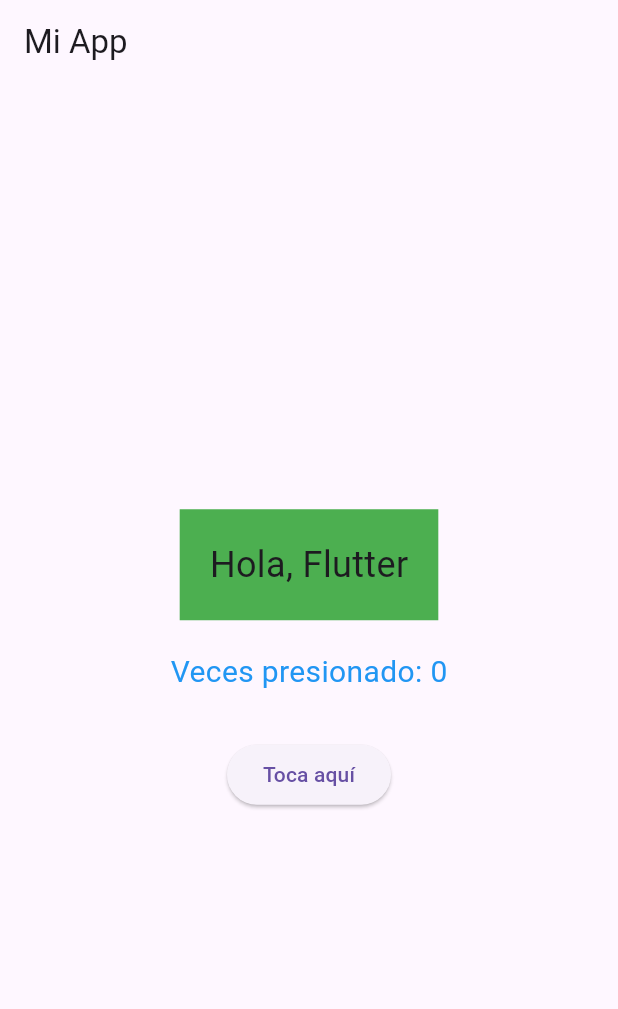
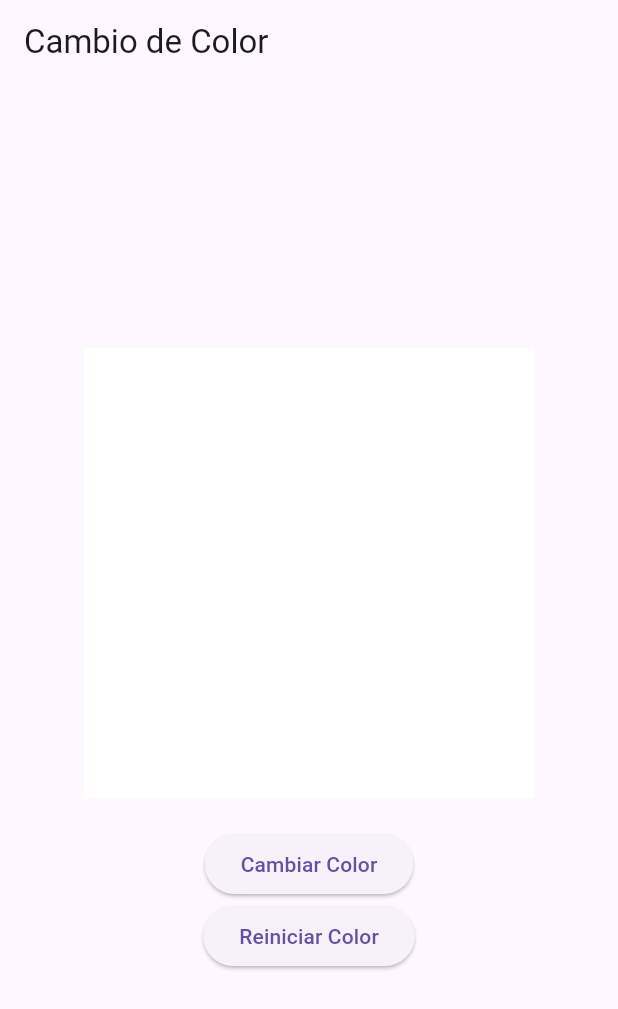
Before and after one commit to virden18/vdenis-flutter-003, a Flutter app: the screen it shows after launch, on a phone screen of 412 x 824 dp. Shown: the top 1009 px of the screen. Run offline on Flutter 3.47's test engine with Material 3 defaults, Android fonts, the light colour scheme and no system bars.

Commit message:
Desafío práctico: App que Cambia de Color
Se agregó la pantalla 'CambioColorScreen' como un StatefulWidget.

Implementación de un Container que cambia de color (azul, rojo, verde)
al tocarlo o presionar un botón.

Uso de setState para manejar el estado del color y actualizar la interfaz.

Se configuró la navegación inicial en main.dart para apuntar a
'CambioColorScreen'.

Se renombró 'mi_pantalla.dart' a 'contador_screen.dart' para mayor
claridad en la estructura del proyecto.

El estado de los cambios de color se controla mediante el uso de un
StatefulWidget y el método setState.

El widget Column organiza sus hijos en una disposición vertical. En este
caso, se utiliza para apilar el Container y el botón uno debajo del otro.

```diff
--- a/lib/main.dart
+++ b/lib/main.dart
@@ -1,5 +1,6 @@
 import 'package:flutter/material.dart';
-import 'package:vdenis_flutter_003/views/mi_pantalla.dart';
+import 'package:vdenis_flutter_003/views/cambio_color_screen.dart';
+import 'package:vdenis_flutter_003/views/contador_screen.dart';
 
 void main() {
   runApp(const MyApp());
@@ -16,7 +17,8 @@
       theme: ThemeData(
         primarySwatch: Colors.green,
       ),
-      home: const MiPantalla(),
+     // home: const ContadorScreen(),
+      home: const CambioColorScreen(),
     );
   }
 }
--- /dev/null
+++ b/lib/views/cambio_color_screen.dart
@@ -0,0 +1,91 @@
+import 'package:flutter/material.dart';
+
+void main() {
+  runApp(const MyApp());
+}
+
+class MyApp extends StatelessWidget {
+  const MyApp({super.key});
+
+  @override
+  Widget build(BuildContext context) {
+    return MaterialApp(
+      debugShowCheckedModeBanner: false,
+      title: 'Cambio de Color',
+      theme: ThemeData(primarySwatch: Colors.blue),
+      home: const CambioColorScreen(),
+    );
+  }
+}
+
+class CambioColorScreen extends StatefulWidget {
+  const CambioColorScreen({super.key});
+
+  @override
+  CambioColorScreenState createState() => CambioColorScreenState();
+}
+
+class CambioColorScreenState extends State<CambioColorScreen> {
+  Color _containerColor = Colors.white; // Color inicial del Container
+  final List<Color> _colors = [
+    Colors.blue,
+    Colors.red,
+    Colors.green,
+  ]; // Lista de colores
+  int _currentColorIndex = 0;
+
+  void _changeColor() {
+    setState(() {
+      _containerColor = _colors[_currentColorIndex];
+      _currentColorIndex = (_currentColorIndex + 1) % _colors.length;
+    });
+  }
+
+  void _restartColor() {
+    setState(() {
+      _currentColorIndex = 1; // Reinicia el índice del color
+      _containerColor = Colors.white; // Cambia el color a blanco
+    });
+  }
+
+  @override
+  Widget build(BuildContext context) {
+    return Scaffold(
+      appBar: AppBar(title: const Text('Cambio de Color')),
+      body: Center(
+        child: Column(
+          mainAxisAlignment: MainAxisAlignment.center,
+          children: [
+            GestureDetector(
+              onTap: _changeColor, // Cambia el color al tocar el Container
+              child: Container(
+                // Modificación 1: Cambia el tamaño del Container
+                width: 300,
+                height: 300,
+                color: _containerColor,
+                alignment: Alignment.center,
+                child: const Text(
+                  '¡Cambió de color!', // Modificación 3: Cambia el texto dentro del Container
+                  style: TextStyle(color: Colors.white, fontSize: 16),
+                  textAlign: TextAlign.center,
+                ),
+              ),
+            ),
+            const SizedBox(height: 20),
+            ElevatedButton(
+              onPressed: _changeColor, // Cambia el color al presionar el botón
+              child: const Text('Cambiar Color'),
+            ),
+            // Modificación 2: Reinicia el color a blanco
+            ElevatedButton(
+              onPressed: _restartColor,
+              child: const Text(
+                'Reiniciar Color',
+              ), // Reinicia el color al presionar el botón
+            ),
+          ],
+        ),
+      ),
+    );
+  }
+}
--- a/lib/views/mi_pantalla.dart
+++ b/lib/views/contador_screen.dart
@@ -1,13 +1,13 @@
 import 'package:flutter/material.dart';
 
-class MiPantalla extends StatefulWidget {
-  const MiPantalla({super.key});
+class ContadorScreen extends StatefulWidget {
+  const ContadorScreen({super.key});
 
   @override
-  MiPantallaState createState() => MiPantallaState();
+  ContadorScreenState createState() => ContadorScreenState();
 }
 
-class MiPantallaState extends State<MiPantalla> {
+class ContadorScreenState extends State<ContadorScreen> {
   int _counter = 0;
 
   void _incrementCounter() {
```
